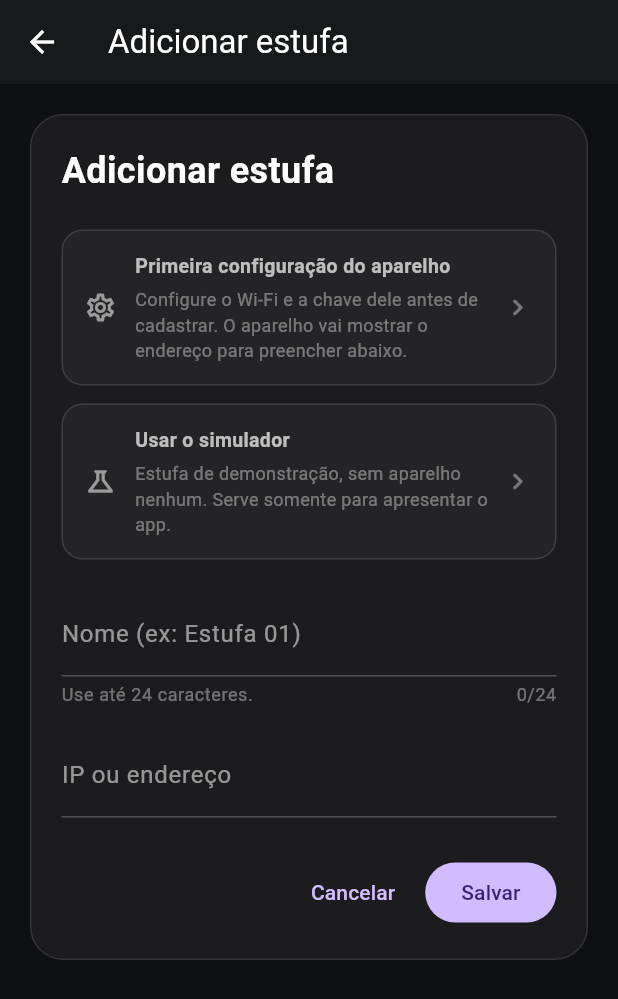
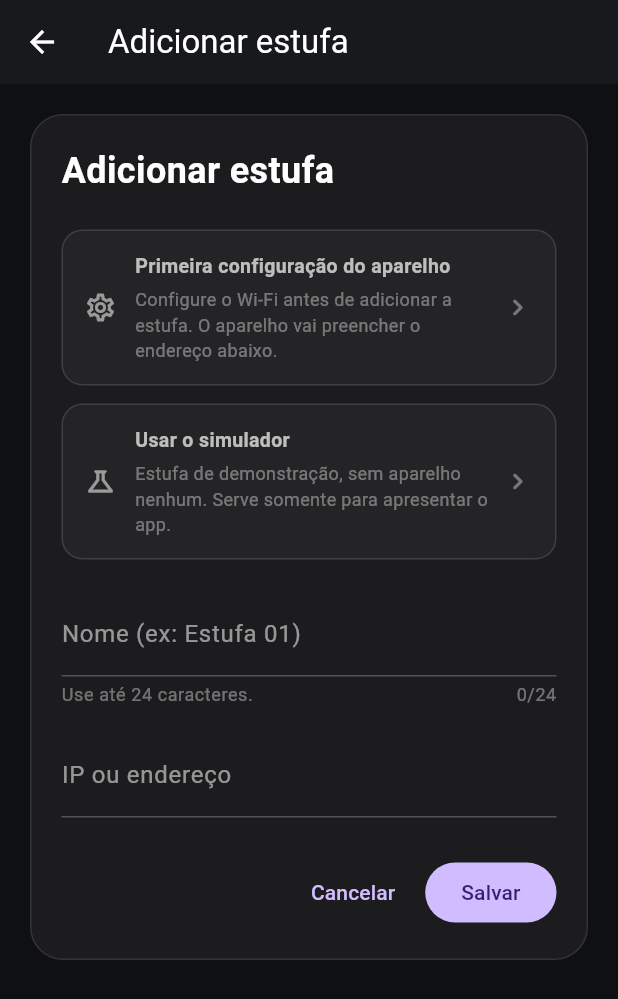
Before and after one commit to Alox01/sentinela-smart, a Flutter app: the EstufaFormScreen screen opened directly, on a phone screen of 412 x 824 dp. Shown: the top 999 px of the screen. Run offline on Flutter 3.47's test engine with Material 3 defaults, Android fonts, the phone set to English and light mode, and no system bars; our stand-ins replace app_links, file_picker, firebase_core, firebase_messaging, fl_chart, flutter_local_notifications and 7 more; missing offline and left inert: dart:html, dart:js_interop; accounts and stored records are empty; generated files the repository leaves out were written again.

Commit message:
Say what the shortcut does in the words of the task

```diff
--- a/estufa_app/lib/screens/estufa_form_screen.dart
+++ b/estufa_app/lib/screens/estufa_form_screen.dart
@@ -639,8 +639,8 @@ class _EstufaFormScreenState extends State<EstufaFormScreen> {
                   ),
                   SizedBox(height: 4),
                   Text(
-                    'Configure o Wi-Fi e a chave dele antes de cadastrar. '
-                    'O aparelho vai mostrar o endereço para preencher abaixo.',
+                    'Configure o Wi-Fi antes de adicionar a estufa. '
+                    'O aparelho vai preencher o endereço abaixo.',
                     style: TextStyle(color: Colors.white38, fontSize: 12),
                   ),
                 ],
```
